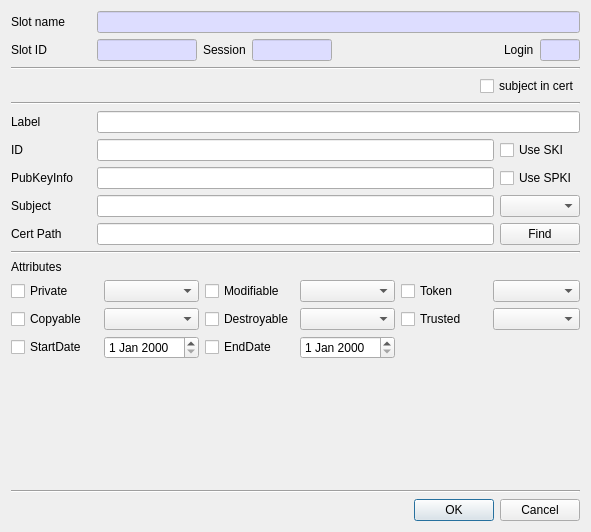
First picture: the form in CryptokiMan/import_cert_dlg.ui, repository jykim74/CryptokiMan, before the edit.
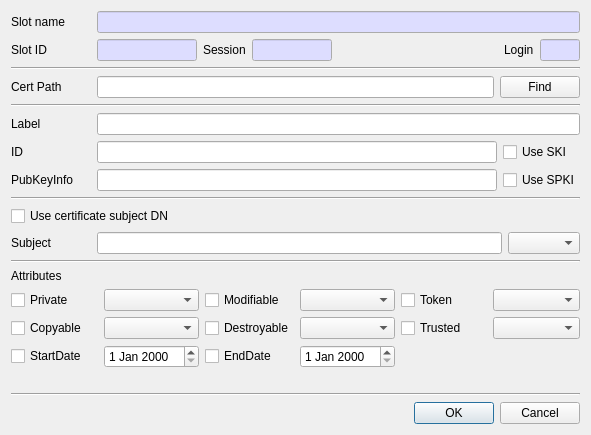
Second picture: the form after the edit.

The edit to the form file:
```diff
--- a/CryptokiMan/import_cert_dlg.ui
+++ b/CryptokiMan/import_cert_dlg.ui
@@ -7,7 +7,7 @@
     <x>0</x>
     <y>0</y>
     <width>591</width>
-    <height>532</height>
+    <height>435</height>
    </rect>
   </property>
   <property name="windowTitle">
@@ -268,44 +268,40 @@
      <property name="topMargin">
       <number>0</number>
      </property>
-     <item row="0" column="1">
-      <widget class="QCheckBox" name="mSubjectInCertCheck">
-       <property name="text">
-        <string>subject in cert</string>
-       </property>
-      </widget>
-     </item>
      <item row="0" column="0">
-      <spacer name="horizontalSpacer_2">
-       <property name="orientation">
-        <enum>Qt::Horizontal</enum>
-       </property>
-       <property name="sizeHint" stdset="0">
-        <size>
-         <width>40</width>
-         <height>20</height>
-        </size>
-       </property>
-      </spacer>
-     </item>
-    </layout>
-   </item>
-   <item>
-    <widget class="Line" name="line">
-     <property name="orientation">
-      <enum>Qt::Horizontal</enum>
-     </property>
-    </widget>
-   </item>
-   <item>
-    <layout class="QGridLayout" name="gridLayout_2">
-     <item row="4" column="0">
       <widget class="QLabel" name="label_6">
+       <property name="minimumSize">
+        <size>
+         <width>80</width>
+         <height>0</height>
+        </size>
+       </property>
        <property name="text">
         <string>Cert Path</string>
        </property>
       </widget>
      </item>
+     <item row="0" column="1">
+      <widget class="QLineEdit" name="mCertPathText"/>
+     </item>
+     <item row="0" column="2">
+      <widget class="QPushButton" name="mFindBtn">
+       <property name="text">
+        <string>Find</string>
+       </property>
+      </widget>
+     </item>
+    </layout>
+   </item>
+   <item>
+    <widget class="Line" name="line">
+     <property name="orientation">
+      <enum>Qt::Horizontal</enum>
+     </property>
+    </widget>
+   </item>
+   <item>
+    <layout class="QGridLayout" name="gridLayout_2">
      <item row="1" column="2">
       <widget class="QCheckBox" name="mUseSKICheck">
        <property name="text">
@@ -313,12 +309,6 @@
        </property>
       </widget>
      </item>
-     <item row="4" column="1">
-      <widget class="QLineEdit" name="mCertPathText"/>
-     </item>
-     <item row="3" column="1">
-      <widget class="QLineEdit" name="mSubjectText"/>
-     </item>
      <item row="1" column="0">
       <widget class="QLabel" name="label_5">
        <property name="text">
@@ -342,26 +332,9 @@
        </property>
       </widget>
      </item>
-     <item row="3" column="0">
-      <widget class="QLabel" name="mSubjectLabel">
-       <property name="text">
-        <string>Subject</string>
-       </property>
-      </widget>
-     </item>
      <item row="1" column="1">
       <widget class="QLineEdit" name="mIDText"/>
      </item>
-     <item row="3" column="2">
-      <widget class="QComboBox" name="mSubjectTypeCombo"/>
-     </item>
-     <item row="4" column="2">
-      <widget class="QPushButton" name="mFindBtn">
-       <property name="text">
-        <string>Find</string>
-       </property>
-      </widget>
-     </item>
      <item row="2" column="0">
       <widget class="QLabel" name="label_10">
        <property name="text">
@@ -381,6 +354,46 @@
      </item>
     </layout>
    </item>
+   <item>
+    <widget class="Line" name="line_5">
+     <property name="orientation">
+      <enum>Qt::Horizontal</enum>
+     </property>
+    </widget>
+   </item>
+   <item>
+    <layout class="QGridLayout" name="gridLayout_7">
+     <property name="topMargin">
+      <number>0</number>
+     </property>
+     <item row="1" column="2">
+      <widget class="QComboBox" name="mSubjectTypeCombo"/>
+     </item>
+     <item row="1" column="0">
+      <widget class="QLabel" name="mSubjectLabel">
+       <property name="minimumSize">
+        <size>
+         <width>80</width>
+         <height>0</height>
+        </size>
+       </property>
+       <property name="text">
+        <string>Subject</string>
+       </property>
+      </widget>
+     </item>
+     <item row="1" column="1">
+      <widget class="QLineEdit" name="mSubjectText"/>
+     </item>
+     <item row="0" column="0" colspan="3">
+      <widget class="QCheckBox" name="mSubjectInCertCheck">
+       <property name="text">
+        <string>Use certificate subject DN</string>
+       </property>
+      </widget>
+     </item>
+    </layout>
+   </item>
    <item>
     <widget class="Line" name="line_3">
      <property name="orientation">
```
Left out of the diff: 7 changed lines with no effect on the pictures.
